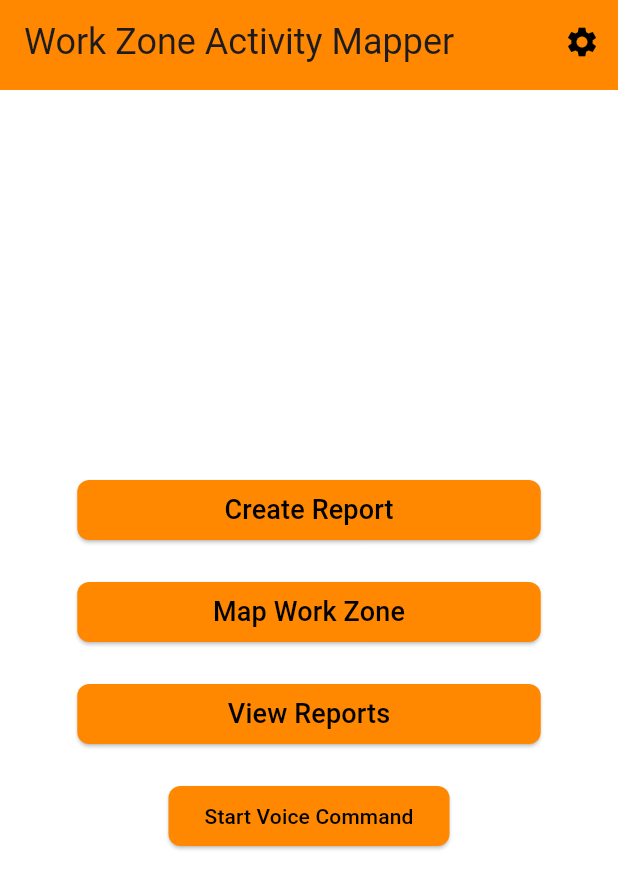
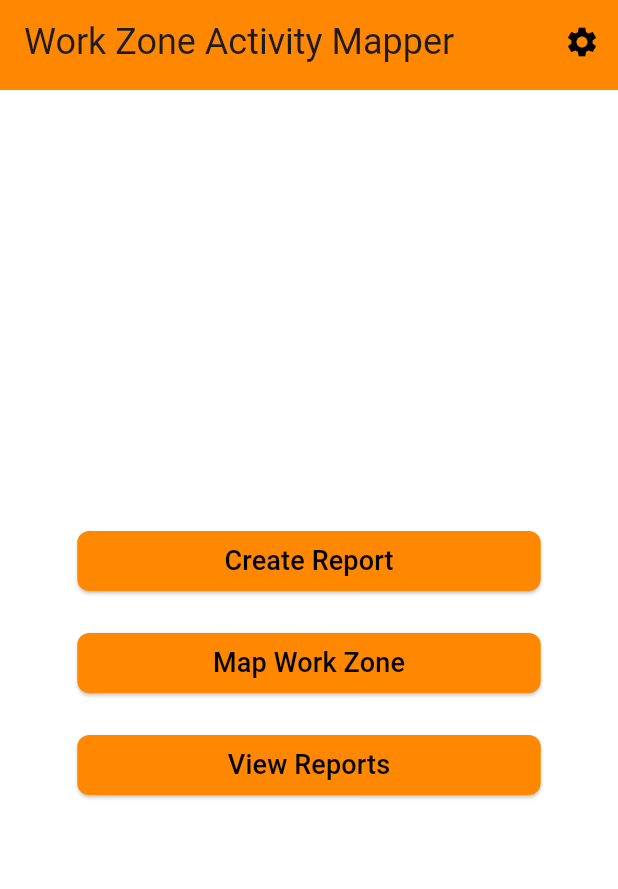
Before and after one commit to jacob6838/wz-activity-monitor, a Flutter app: the Home screen opened directly, on a phone screen of 412 x 824 dp. Shown: the top 889 px of the screen. Run offline on Flutter 3.47's test engine with Material 3 defaults, Android fonts, the phone set to English and light mode, and no system bars; our stand-ins replace flutter_dotenv, flutter_map, flutter_secure_storage, flutter_tts, geolocator, get and 3 more; accounts and stored records are empty; project files that could hold a hidden picture were left out.

Commit message:
speech to command
speech to command

```diff
--- a/flutter_app/wzam/lib/ui/pages/home.dart
+++ b/flutter_app/wzam/lib/ui/pages/home.dart
@@ -1,7 +1,5 @@
 import 'package:flutter/material.dart';
 import 'package:flutter/services.dart';
-import 'package:flutter_tts/flutter_tts.dart';
-import 'package:speech_to_text/speech_to_text.dart' as stt;
 import 'package:get/get.dart';
 import 'package:wzam/services/file_storage.dart';
 import 'package:wzam/ui/pages/recording_configuration.dart';
@@ -11,57 +9,10 @@ import 'package:wzam/ui/styles/screen_size.dart';
 import 'package:wzam/ui/styles/spacing.dart';
 import 'package:wzam/ui/styles/widgets/wzam_app_bar.dart';
 import 'package:wzam/ui/styles/widgets/wzam_text.dart';
-import 'package:wzam/controllers/settings_controller.dart';
 
-class Home extends StatefulWidget {
+class Home extends StatelessWidget {
   Home({super.key});
-
-  @override
-  _HomeState createState() => _HomeState();
-}
-
-class _HomeState extends State<Home> {
   final FileStorageService fileStorageService = Get.find<FileStorageService>();
-  final FlutterTts flutterTts = FlutterTts(); // Text-to-speech instance
-  late stt.SpeechToText _speech; // Speech-to-text instance
-  bool _isListening = false; // To track if the app is listening
-  String _command = ""; // Captured voice command
-  final SettingsController settingsController = Get.find<SettingsController>();
-
-  @override
-  void initState() {
-    super.initState();
-    _speech = stt.SpeechToText();
-    print("initstate");
-  }
-
-  Future<void> _initializeSpeech() async {
-    bool available = await _speech.initialize(
-      onStatus: (status) {
-        debugPrint("Speech status: $status");
-        if (status == "listening") {
-          setState(() {
-            _isListening = true;
-          });
-        } else if (status == "notListening") {
-          setState(() {
-            _isListening = false;
-          });
-        }
-      },
-      onError: (error) {
-        debugPrint("Speech error: $error");
-      },
-    );
-
-    if (available && settingsController.listeningEnabled.value) {
-      _listen();
-    } else {
-      debugPrint(
-          "Speech recognition is not available or disabled in settings.");
-    }
-  }
-
   @override
   Widget build(BuildContext context) {
     SystemChrome.setPreferredOrientations([
@@ -75,93 +26,36 @@ class _HomeState extends State<Home> {
         title: 'Work Zone Activity Mapper',
       ),
       body: Center(
-        child: Column(
-          mainAxisAlignment: MainAxisAlignment.center,
-          children: [
+        child: Column(mainAxisAlignment: MainAxisAlignment.center, children: [
           _button(
               onPressed: () {
-                _speak("Create Report");
-                print("Create Report");
                 Get.to(() => ReportPage());
               },
               title: 'Create Report',
-              context: context,
-            ),
+              context: context),
           verticalSpaceMedium,
           _button(
               onPressed: () {
                 Get.to(() => RecordingConfiguration());
               },
               title: 'Map Work Zone',
-              context: context,
-            ),
+              context: context),
           verticalSpaceMedium,
           _button(
               onPressed: () {
                 Get.to(() => const ViewReports());
               },
               title: 'View Reports',
-              context: context,
-            ),
-            verticalSpaceMedium,
-            ElevatedButton(
-              onPressed: () {
-                if (settingsController.listeningEnabled.value) {
-                  _listen();
-                } else {
-                  Get.snackbar('Voice Commands Disabled',
-                      'Please enable voice commands in Settings.');
-                }
-              },
-              child:
-                  Text(_isListening ? 'Listening...' : 'Start Voice Command'),
-            )
-          ],
-        ),
+              context: context),
+        ]),
       ),
     );
   }
 
-  // Method to speak the text
-  Future<void> _speak(String text) async {
-    await flutterTts.setLanguage("en-US");
-    await flutterTts.setSpeechRate(0.5);
-    await flutterTts.speak(text);
-  }
-
-  // Method to listen for voice commands
-  Future<void> _listen() async {
-    print(_isListening);
-    if (!_isListening && await _speech.initialize()) {
-      setState(() => _isListening = true);
-      _speech.listen(onResult: (result) {
-        setState(() {
-          _command = result.recognizedWords;
-          if (_command.toLowerCase() == "create report") {
-            _speak("Navigating to Create Report");
-            Get.to(() => ReportPage());
-          } else if (_command.toLowerCase() == "map work zone") {
-            _speak("Navigating to Map Work Zone");
-            Get.to(() => RecordingConfiguration());
-          } else if (_command.toLowerCase() == "view reports") {
-            _speak("Navigating to View Reports");
-            Get.to(() => ViewReports());
-          } else {
-            _speak("Command Not Found, Please try again");
-          }
-        });
-      });
-    } else {
-      setState(() => _isListening = false);
-      _speech.stop();
-    }
-  }
-
-  SizedBox _button({
-    required void Function()? onPressed,
+  SizedBox _button(
+      {required void Function()? onPressed,
       required String title,
-    required BuildContext context,
-  }) {
+      required BuildContext context}) {
     return SizedBox(
       width: screenWidthPercentage(context, percentage: 0.75),
       child: ElevatedButton(
```
Also changed, not shown: flutter_app/wzam/lib/services/voice_service.dart (added, +10 -0 lines), 2 other files. Lines whose indentation alone changed are shown as unchanged.
